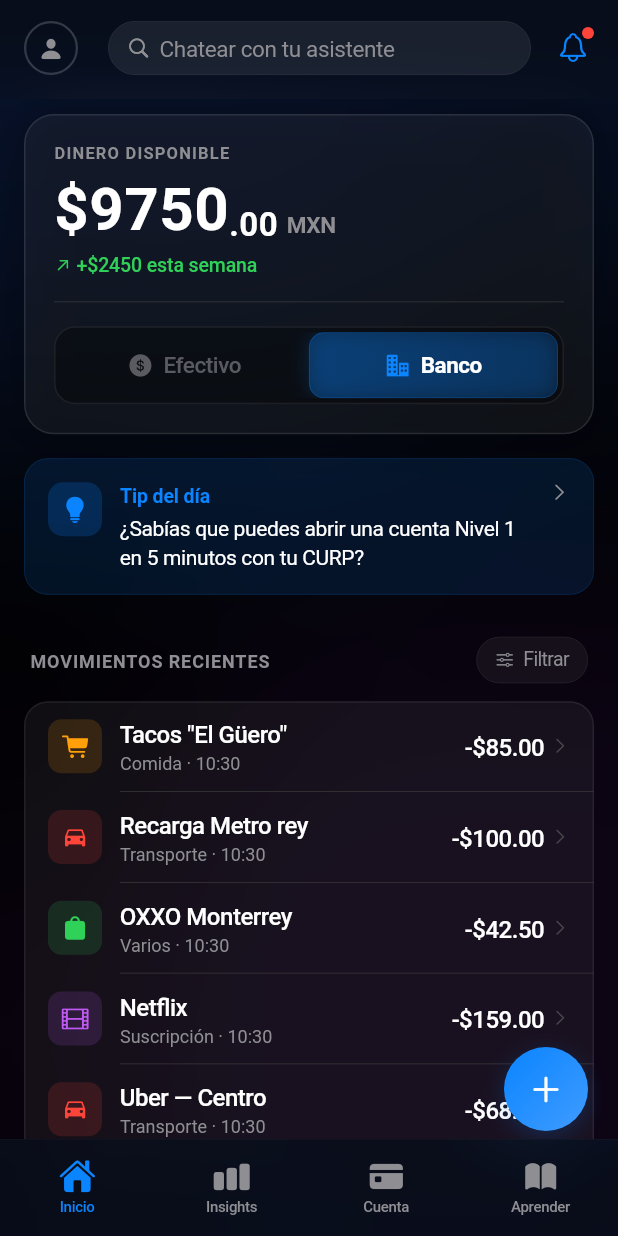
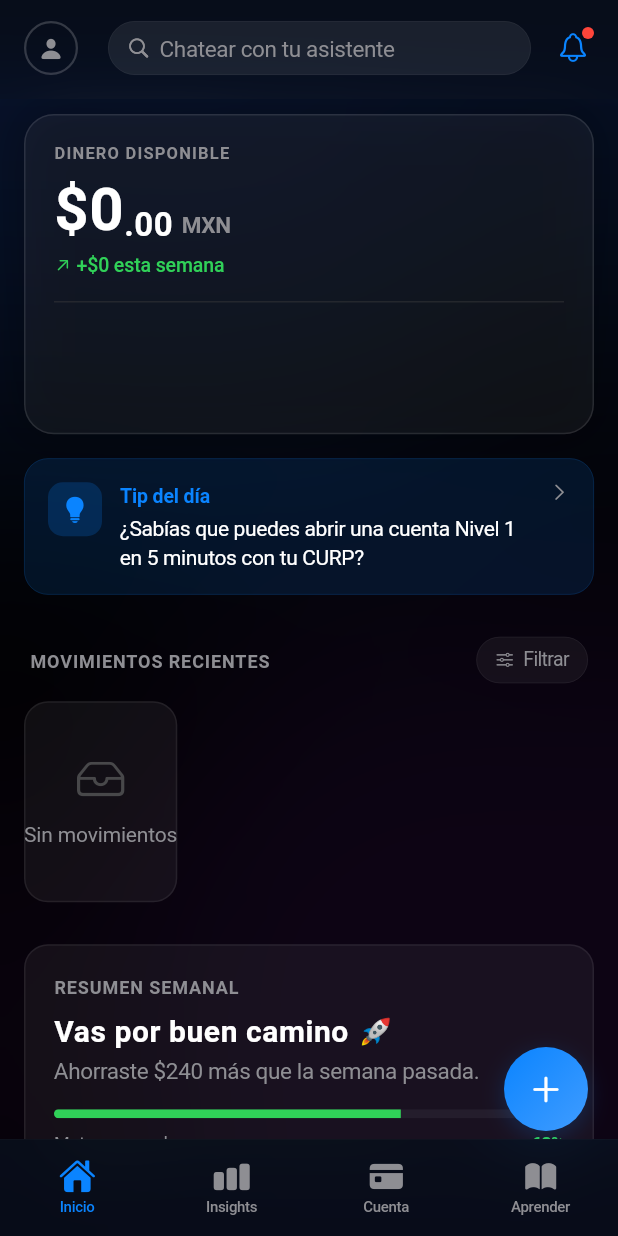
Before and after one commit to D3LT4-Tomin/santafe, a Flutter app: the AppShell screen opened directly, on a phone screen of 412 x 824 dp. Run offline on Flutter 3.47's test engine with Material 3 defaults, Android fonts, the phone set to English and light mode, and no system bars; our stand-ins replace cloud_firestore, firebase_auth, firebase_core, shared_preferences; accounts and stored records are empty; network calls fail.

Commit message:
refactor: remove static expense list and related seeding logic from data provider

```diff
--- a/lib/models/expense_data.dart
+++ b/lib/models/expense_data.dart
@@ -1,5 +1,4 @@
 import 'package:flutter/cupertino.dart';
-import 'package:flutter/material.dart';
 import '../theme/app_theme.dart';
 
 // ─── Expense Data Model ───────────────────────────────────────────────────────
@@ -25,260 +24,6 @@
   );
 }
 
-// ─── Static Expense List ──────────────────────────────────────────────────────
-const kAllExpenses = [
-  ExpenseData(
-    CupertinoIcons.cart_fill,
-    AppColors.systemOrange,
-    'Tacos "El Güero"',
-    'Comida · 14:20',
-    '-\$85.00',
-    'Comida',
-    'Efectivo',
-    'egreso',
-  ),
-  ExpenseData(
-    CupertinoIcons.bus,
-    AppColors.systemIndigo,
-    'Recarga Metro rey',
-    'Transporte · 08:45',
-    '-\$100.00',
-    'Transporte',
-    'Transferencia',
-    'egreso',
-  ),
-  ExpenseData(
-    CupertinoIcons.bag_fill,
-    AppColors.systemGreen,
-    'OXXO Monterrey',
-    'Varios · Ayer',
-    '-\$42.50',
-    'Varios',
-    'Tarjeta Débito',
-    'egreso',
-  ),
-  ExpenseData(
-    CupertinoIcons.film,
-    AppColors.systemPurple,
-    'Netflix',
-    'Suscripción · Ayer',
-    '-\$159.00',
-    'Suscripción',
-    'Tarjeta Crédito',
-    'egreso',
-  ),
-  ExpenseData(
-    CupertinoIcons.car_fill,
-    AppColors.systemRed,
-    'Uber — Centro',
-    'Transporte · Ayer',
-    '-\$68.00',
-    'Transporte',
-    'Tarjeta Débito',
-    'egreso',
-  ),
-  ExpenseData(
-    CupertinoIcons.gamecontroller_fill,
-    AppColors.systemIndigo,
-    'Steam',
-    'Entretenimiento · Lun',
-    '-\$219.00',
-    'Entretenimiento',
-    'Tarjeta Crédito',
-    'egreso',
-  ),
-  ExpenseData(
-    CupertinoIcons.heart_fill,
-    AppColors.systemRed,
-    'Farmacia Guadalajara',
-    'Salud · Lun',
-    '-\$320.00',
-    'Salud',
-    'Efectivo',
-    'egreso',
-  ),
-  ExpenseData(
-    CupertinoIcons.music_note,
-    AppColors.systemPurple,
-    'Spotify',
-    'Suscripción · Dom',
-    '-\$99.00',
-    'Suscripción',
-    'Transferencia',
-    'egreso',
-  ),
-  ExpenseData(
-    CupertinoIcons.bolt_fill,
-    AppColors.systemOrange,
-    'CFE Recarga',
-    'Servicios · Dom',
-    '-\$200.00',
-    'Servicios',
-    'Transferencia',
-    'egreso',
-  ),
-  ExpenseData(
-    CupertinoIcons.star_fill,
-    AppColors.systemGreen,
-    'Starbucks Tecnológico',
-    'Comida · Dom',
-    '-\$95.00',
-    'Comida',
-    'Tarjeta Débito',
-    'egreso',
-  ),
-  ExpenseData(
-    CupertinoIcons.airplane,
-    AppColors.systemBlue,
-    'Aeroméxico — MTY→CDMX',
-    'Viaje · Sáb',
-    '-\$1,850.00',
-    'Varios',
-    'Tarjeta Crédito',
-    'egreso',
-  ),
-  ExpenseData(
-    CupertinoIcons.flame_fill,
-    AppColors.systemGreen,
-    'Gimnasio Sport City',
-    'Salud · Sáb',
-    '-\$650.00',
-    'Salud',
-    'Transferencia',
-    'egreso',
-  ),
-  ExpenseData(
-    CupertinoIcons.tv_fill,
-    AppColors.systemIndigo,
-    'Disney+',
-    'Suscripción · Vie',
-    '-\$139.00',
-    'Suscripción',
-    'Tarjeta Crédito',
-    'egreso',
-  ),
-  ExpenseData(
-    CupertinoIcons.cart_fill,
-    AppColors.systemOrange,
-    'Walmart Galerías',
-    'Despensa · Vie',
-    '-\$734.50',
-    'Comida',
-    'Tarjeta Débito',
-    'egreso',
-  ),
-  ExpenseData(
-    CupertinoIcons.car_fill,
-    AppColors.systemRed,
-    'Gasolinería Pemex',
-    'Transporte · Jue',
-    '-\$450.00',
-    'Transporte',
-    'Efectivo',
-    'egreso',
-  ),
-  ExpenseData(
-    CupertinoIcons.book_fill,
-    AppColors.systemPurple,
-    'Audible',
-    'Suscripción · Jue',
-    '-\$169.00',
-    'Suscripción',
-    'Tarjeta Crédito',
-    'egreso',
-  ),
-  ExpenseData(
-    CupertinoIcons.bag_fill,
-    AppColors.systemGreen,
-    '7-Eleven Constitución',
-    'Varios · Mié',
-    '-\$37.00',
-    'Varios',
-    'Efectivo',
-    'egreso',
-  ),
-  ExpenseData(
-    CupertinoIcons.heart_fill,
-    AppColors.systemRed,
-    'Dentista Dr. Garza',
-    'Salud · Mié',
-    '-\$800.00',
-    'Salud',
-    'Transferencia',
-    'egreso',
-  ),
-  ExpenseData(
-    CupertinoIcons.bolt_fill,
-    AppColors.systemOrange,
-    'Telmex Internet',
-    'Servicios · Mar',
-    '-\$399.00',
-    'Servicios',
-    'Transferencia',
-    'egreso',
-  ),
-  ExpenseData(
-    CupertinoIcons.building_2_fill,
-    AppColors.systemGreen,
-    'La Burguesía',
-    'Comida · Mar',
-    '-\$312.00',
-    'Comida',
-    'Tarjeta Débito',
-    'egreso',
-  ),
-  ExpenseData(
-    CupertinoIcons.money_dollar_circle_fill,
-    AppColors.systemGreen,
-    'Nómina HSBC',
-    'Salario · 15 días',
-    '+\$15,000.00',
-    'Salario',
-    'Depósito',
-    'ingreso',
-  ),
-  ExpenseData(
-    CupertinoIcons.money_dollar_circle_fill,
-    AppColors.systemGreen,
-    'Freelance Diseño',
-    'Trabajo · 12 días',
-    '+\$3,500.00',
-    'Freelance',
-    'Transferencia',
-    'ingreso',
-  ),
-  ExpenseData(
-    CupertinoIcons.money_dollar_circle_fill,
-    AppColors.systemBlue,
-    'Dividendos CFE',
-    'Inversión · 10 días',
-    '+\$850.00',
-    'Inversión',
-    'Depósito',
-    'ingreso',
-  ),
-  ExpenseData(
-    CupertinoIcons.money_dollar_circle_fill,
-    AppColors.systemGreen,
-    'Bono Productividad',
-    'Salario · 5 días',
-    '+\$2,000.00',
-    'Bono',
-    'Depósito',
-    'ingreso',
-  ),
-  ExpenseData(
-    CupertinoIcons.money_dollar_circle_fill,
-    AppColors.systemPurple,
-    'Venta Libro',
-    'Otro · 3 días',
-    '+\$450.00',
-    'Venta',
-    'Transferencia',
-    'ingreso',
-  ),
-];
-
 const kFilterCategories = [
   'Todos',
   'Comida',
--- a/lib/widgets/filter_sheet.dart
+++ b/lib/widgets/filter_sheet.dart
@@ -103,12 +103,12 @@
         padding: const EdgeInsets.symmetric(horizontal: 12, vertical: 7),
         decoration: BoxDecoration(
           color: hasFilters
-              ? AppColors.systemBlue.withOpacity(0.14)
+              ? AppColors.systemBlue.withValues(alpha: 0.14)
               : AppColors.white05,
           borderRadius: BorderRadius.circular(999),
           border: Border.all(
             color: hasFilters
-                ? AppColors.systemBlue.withOpacity(0.40)
+                ? AppColors.systemBlue.withValues(alpha: 0.40)
                 : AppColors.white07,
             width: hasFilters ? 1.0 : 0.5,
           ),
@@ -251,7 +251,7 @@
               width: 36,
               height: 4,
               decoration: BoxDecoration(
-                color: AppColors.tertiaryLabel.withOpacity(0.4),
+                color: AppColors.tertiaryLabel.withValues(alpha: 0.4),
                 borderRadius: BorderRadius.circular(999),
               ),
             ),
@@ -471,10 +471,10 @@
             duration: const Duration(milliseconds: 200),
             padding: const EdgeInsets.symmetric(horizontal: 7, vertical: 2),
             decoration: BoxDecoration(
-              color: AppColors.systemBlue.withOpacity(0.15),
+              color: AppColors.systemBlue.withValues(alpha: 0.15),
               borderRadius: BorderRadius.circular(999),
               border: Border.all(
-                color: AppColors.systemBlue.withOpacity(0.35),
+                color: AppColors.systemBlue.withValues(alpha: 0.35),
                 width: 0.5,
               ),
             ),
@@ -517,11 +517,11 @@
         curve: Curves.easeOutCubic,
         padding: const EdgeInsets.symmetric(horizontal: 16, vertical: 9),
         decoration: BoxDecoration(
-          color: isSelected ? activeColor.withOpacity(0.14) : AppColors.white05,
+          color: isSelected ? activeColor.withValues(alpha: 0.14) : AppColors.white05,
           borderRadius: BorderRadius.circular(999),
           border: Border.all(
             color: isSelected
-                ? activeColor.withOpacity(0.45)
+                ? activeColor.withValues(alpha: 0.45)
                 : AppColors.white07,
             width: isSelected ? 1.0 : 0.5,
           ),
```
Also changed, not shown: lib/providers/auth_provider.dart (+40 -2 lines), lib/providers/data_provider.dart (+0 -114 lines).
